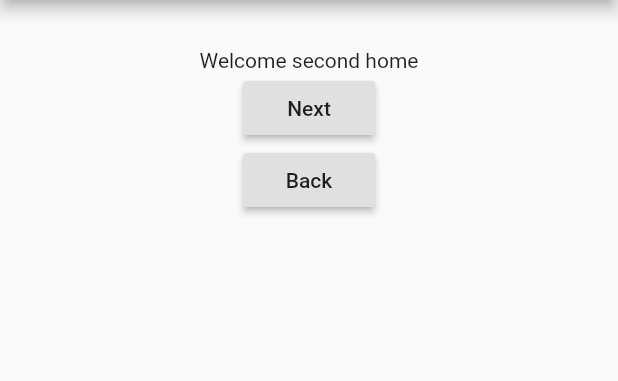
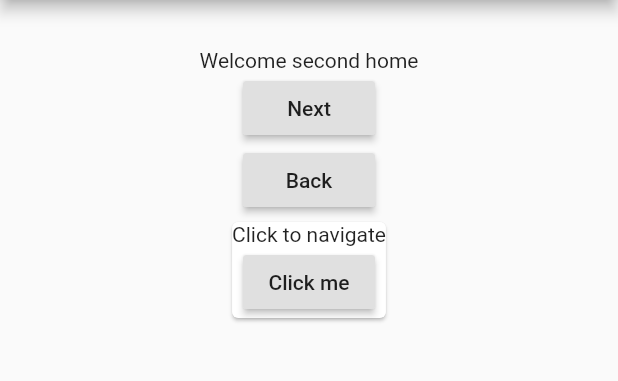
Before and after one commit to inkubator-belajar/med-pushnamed-flutter, a Flutter app: the Second screen opened by its route, on a phone screen of 412 x 824 dp, the part 84-465 px from its top. Run offline on Flutter 3.47's test engine with Material 2 defaults, Android fonts, the phone set to English and light mode, and no system bars.

Commit message:
nav from child widget

```diff
--- /dev/null
+++ b/lib/screens/mywidget.dart
@@ -0,0 +1,24 @@
+import 'package:flutter/material.dart';
+
+class MyWidget extends StatelessWidget {
+
+  @override
+  Widget build(BuildContext context) {
+    return new Card(
+      child: new Column(
+        children: <Widget>[
+          new Text("Click to navigate"),
+          new RaisedButton(
+            onPressed: () {
+              Navigator.of(context).pushNamed("/home");
+            },
+            child: new Text("Click me"),
+          )
+        ],
+      ),
+    );
+  }
+
+
+
+}
--- a/lib/screens/second.dart
+++ b/lib/screens/second.dart
@@ -1,5 +1,5 @@
 import 'package:flutter/material.dart';
-
+import 'mywidget.dart';
 
 class Second extends StatefulWidget {
   @override
@@ -28,7 +28,8 @@ class _SecondState extends State<Second> {
                   Navigator.of(context).pushNamed('/home');
                 },
                 child: new Text('Back'),
-              )
+              ),
+              new MyWidget()
             ],
           ),
         ),
--- a/lib/screens/third.dart
+++ b/lib/screens/third.dart
@@ -21,7 +21,8 @@ class _ThirdState extends State<Third> {
               new Text("Third page"),
               new RaisedButton(
                 onPressed: () {
-                  Navigator.of(context).pushNamed('/second');
+                  //Navigator.of(context).pushNamed('/second');
+                  Navigator.of(context).pop();
                 },
                 child: new Text('Back'),
               )
```
